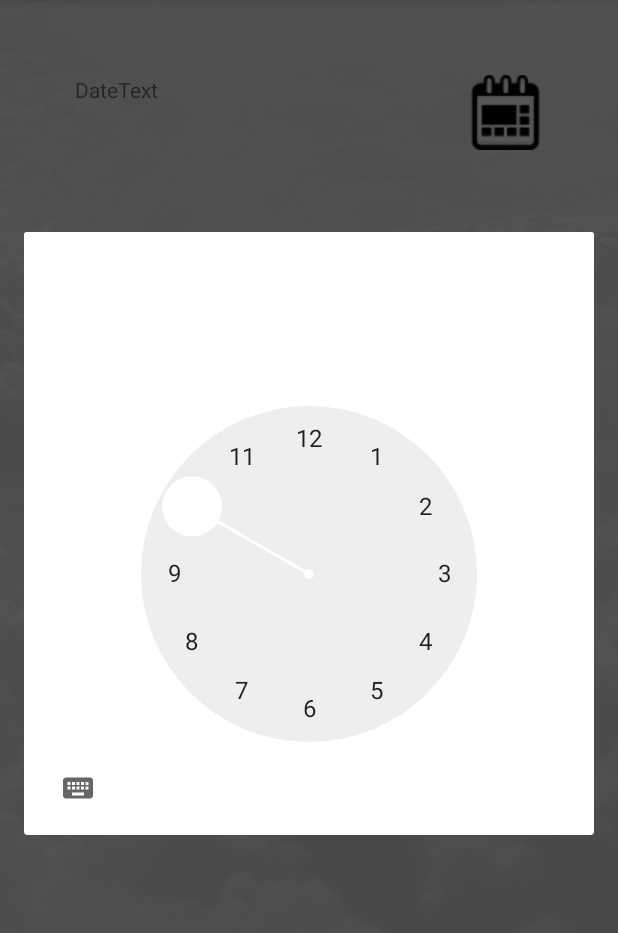
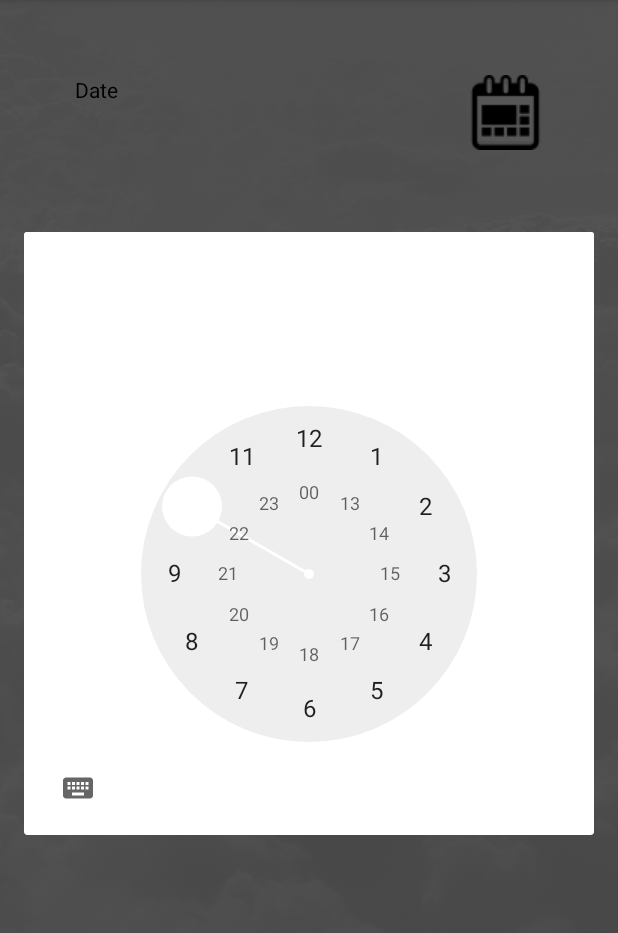
Before and after one commit to mayahaddad/MayaAoc2019final, an Android app: the DateTimeActivity screen opened directly, with no data from a screen before it, after a tap on an icon or button, on a phone screen of 412 x 824 dp, the part 84-1017 px from its top. Run offline under Robolectric (Android 15) with nearby library versions, the phone set to English and light mode, and no system bars.

Commit message:
fixed erros

```diff
--- a/app/src/main/java/y2019/aoc/maya/mayaaoc2019/DateTimeActivity.java
+++ b/app/src/main/java/y2019/aoc/maya/mayaaoc2019/DateTimeActivity.java
@@ -26,8 +26,11 @@ import static y2019.aoc.maya.mayaaoc2019.R.id.DateButton;
 public class DateTimeActivity extends AppCompatActivity implements View.OnClickListener{
     ImageButton DateButton;
     ImageButton TimeButton;
+    ImageButton Time2Button;
     TextView TimeText;
     TextView DateText;
+    TextView Time2Text;
+
 
 
     @Override
@@ -37,12 +40,16 @@ public class DateTimeActivity extends AppCompatActivity implements View.OnClickL
 
        DateButton=findViewById(R.id.DateButton);
        TimeButton=findViewById(R.id.TimeButton);
+        Time2Button=findViewById(R.id.Time2Button);
         DateText=findViewById(R.id.DateText);
         TimeText=findViewById(R.id.TimeText);
 
-        DateButton.setOnClickListener((View.OnClickListener) this);
-        TimeButton.setOnClickListener((View.OnClickListener) this);
+        Time2Text=findViewById(R.id.Time2Text);
 
+
+        DateButton.setOnClickListener( this);
+        TimeButton.setOnClickListener( this);
+        Time2Button.setOnClickListener( this);
     }
 
 
@@ -59,22 +66,28 @@ public class DateTimeActivity extends AppCompatActivity implements View.OnClickL
             int mDay = c.get(Calendar.DAY_OF_MONTH);
 
 
-            DatePickerDialog datePickerDialog = new DatePickerDialog(this,
+            final DatePickerDialog datePickerDialog = new DatePickerDialog(this,
                     new DatePickerDialog.OnDateSetListener() {
 
                         @Override
                         public void onDateSet(DatePicker view, int year,
                                               int monthOfYear, int dayOfMonth) {
 
+
                             DateText.setText(dayOfMonth + "-" + (monthOfYear + 1) + "-" + year);
+                            //datePickerDialog.dismiss();
+
+
+
 
                         }
                     }, mYear, mMonth, mDay);
             datePickerDialog.show();
         }
+
         if (v == TimeButton) {
 
-            // Get Current Time
+           /* // Get Current Time
             final Calendar c = Calendar.getInstance();
             int mHour = c.get(Calendar.HOUR_OF_DAY);
             int mMinute = c.get(Calendar.MINUTE);
@@ -90,6 +103,38 @@ public class DateTimeActivity extends AppCompatActivity implements View.OnClickL
                             TimeText.setText(hourOfDay + ":" + minute);
                         }
                     }, mHour, mMinute, false);
+            timePickerDialog.show();*/
+            Calendar mcurrentTime = Calendar.getInstance();
+            int hour = mcurrentTime.get(Calendar.HOUR_OF_DAY);
+            int minute = mcurrentTime.get(Calendar.MINUTE);
+            TimePickerDialog mTimePicker;
+            mTimePicker = new TimePickerDialog(DateTimeActivity.this, new TimePickerDialog.OnTimeSetListener() {
+                @Override
+                public void onTimeSet(TimePicker timePicker, int selectedHour, int selectedMinute) {
+                    TimeText.setText( selectedHour + ":" + selectedMinute);
+                }
+            }, hour, minute, true);//Yes 24 hour time
+            mTimePicker.setTitle("Select Time");
+            mTimePicker.show();
+        }
+        if (v == Time2Button) {
+
+            // Get Current Time
+            final Calendar c = Calendar.getInstance();
+            int mHour = c.get(Calendar.HOUR_OF_DAY);
+            int mMinute = c.get(Calendar.MINUTE);
+
+            // Launch Time Picker Dialog
+            TimePickerDialog timePickerDialog = new TimePickerDialog(this,
+                    new TimePickerDialog.OnTimeSetListener() {
+
+                        @Override
+                        public void onTimeSet(TimePicker view, int hourOfDay,
+                                              int minute) {
+
+                            Time2Text.setText(hourOfDay + ":" + minute);
+                        }
+                    }, mHour, mMinute, false);
             timePickerDialog.show();
         }
     }
--- a/app/src/main/res/layout/activity_date_time.xml
+++ b/app/src/main/res/layout/activity_date_time.xml
@@ -17,10 +17,12 @@
         <TextView
             android:id="@+id/DateText"
             android:layout_width="wrap_content"
-            android:layout_height="wrap_content"
+            android:layout_height="38dp"
             android:layout_margin="50dp"
             android:layout_weight="1"
-            android:text="DateText" />
+            android:text="Date"
+            android:textColor="@android:color/black"
+            android:textColorHint="@android:color/black" />
 
         <ImageButton
             android:id="@+id/DateButton"
@@ -33,7 +35,7 @@
 
     <LinearLayout
         android:layout_width="match_parent"
-        android:layout_height="match_parent"
+        android:layout_height="wrap_content"
         android:orientation="horizontal">
 
         <TextView
@@ -42,7 +44,8 @@
             android:layout_height="wrap_content"
             android:layout_margin="50dp"
             android:layout_weight="1"
-            android:text="TimeText" />
+            android:text="startTime"
+            android:textColor="@android:color/black" />
 
         <ImageButton
             android:id="@+id/TimeButton"
@@ -50,5 +53,29 @@
             android:layout_height="50dp"
             android:layout_margin="50dp"
             app:srcCompat="@drawable/alarm" />
+
     </LinearLayout>
+
+    <LinearLayout
+        android:layout_width="match_parent"
+        android:layout_height="match_parent"
+        android:orientation="horizontal">
+
+        <TextView
+            android:id="@+id/Time2Text"
+            android:layout_width="wrap_content"
+            android:layout_height="wrap_content"
+            android:layout_margin="50dp"
+            android:layout_weight="1"
+            android:text="stopTime"
+            android:textColor="@android:color/black" />
+
+        <ImageButton
+            android:id="@+id/Time2Button"
+            android:layout_width="50dp"
+            android:layout_height="50dp"
+            android:layout_margin="50dp"
+            app:srcCompat="@drawable/alarm" />
+    </LinearLayout>
+
 </LinearLayout>
--- a/app/src/main/res/values/styles.xml
+++ b/app/src/main/res/values/styles.xml
@@ -8,4 +8,5 @@
         <item name="colorAccent">@color/colorAccent</item>
     </style>
 
+
 </resources>
```
